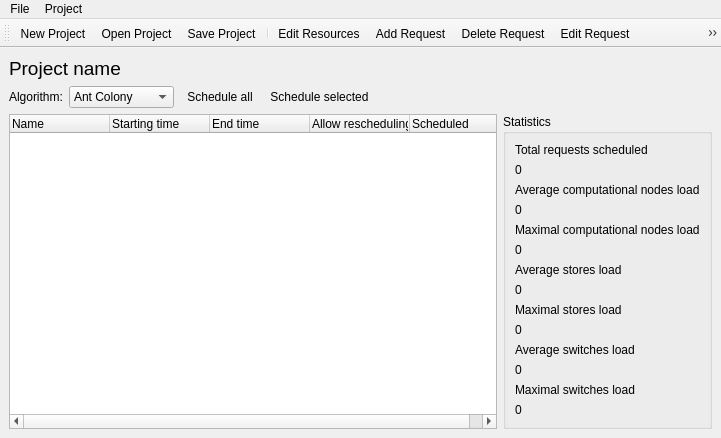
DanielZorin/DataCenters, file DCGUI/Windows/MainWindow.ui: the form before one commit.
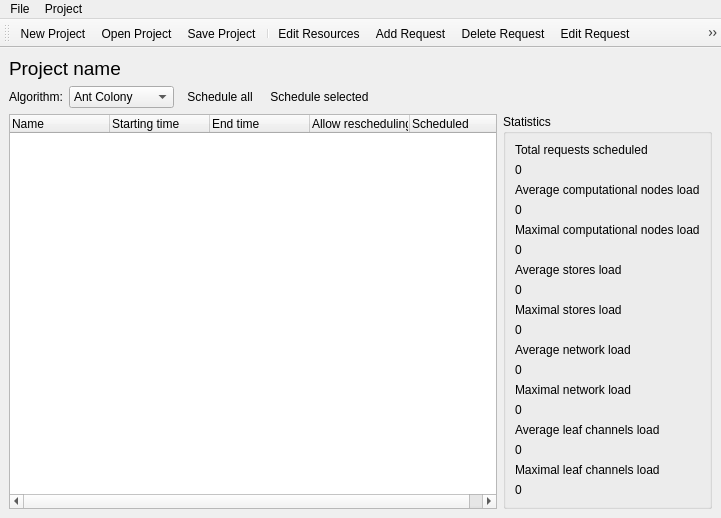
The form after the commit. Icons and pictures are not drawn.

Commit message: IDE: show statistics for leaf channels

What changed in the file:
```diff
--- a/DCGUI/Windows/MainWindow.ui
+++ b/DCGUI/Windows/MainWindow.ui
@@ -7,7 +7,7 @@
     <x>0</x>
     <y>0</y>
     <width>721</width>
-    <height>437</height>
+    <height>512</height>
    </rect>
   </property>
   <property name="sizePolicy">
@@ -282,7 +282,7 @@
            <item>
             <widget class="QLabel" name="label_9">
              <property name="text">
-              <string>Average switches load</string>
+              <string>Average network load</string>
              </property>
             </widget>
            </item>
@@ -296,7 +296,7 @@
            <item>
             <widget class="QLabel" name="label_11">
              <property name="text">
-              <string>Maximal switches load</string>
+              <string>Maximal network load</string>
              </property>
             </widget>
            </item>
@@ -307,6 +307,34 @@
              </property>
             </widget>
            </item>
+           <item>
+            <widget class="QLabel" name="label_4">
+             <property name="text">
+              <string>Average leaf channels load</string>
+             </property>
+            </widget>
+           </item>
+           <item>
+            <widget class="QLabel" name="leafavg">
+             <property name="text">
+              <string>0</string>
+             </property>
+            </widget>
+           </item>
+           <item>
+            <widget class="QLabel" name="label_5">
+             <property name="text">
+              <string>Maximal leaf channels load</string>
+             </property>
+            </widget>
+           </item>
+           <item>
+            <widget class="QLabel" name="leafmax">
+             <property name="text">
+              <string>0</string>
+             </property>
+            </widget>
+           </item>
           </layout>
          </widget>
         </item>
```
The commit also changes 2 other files.
